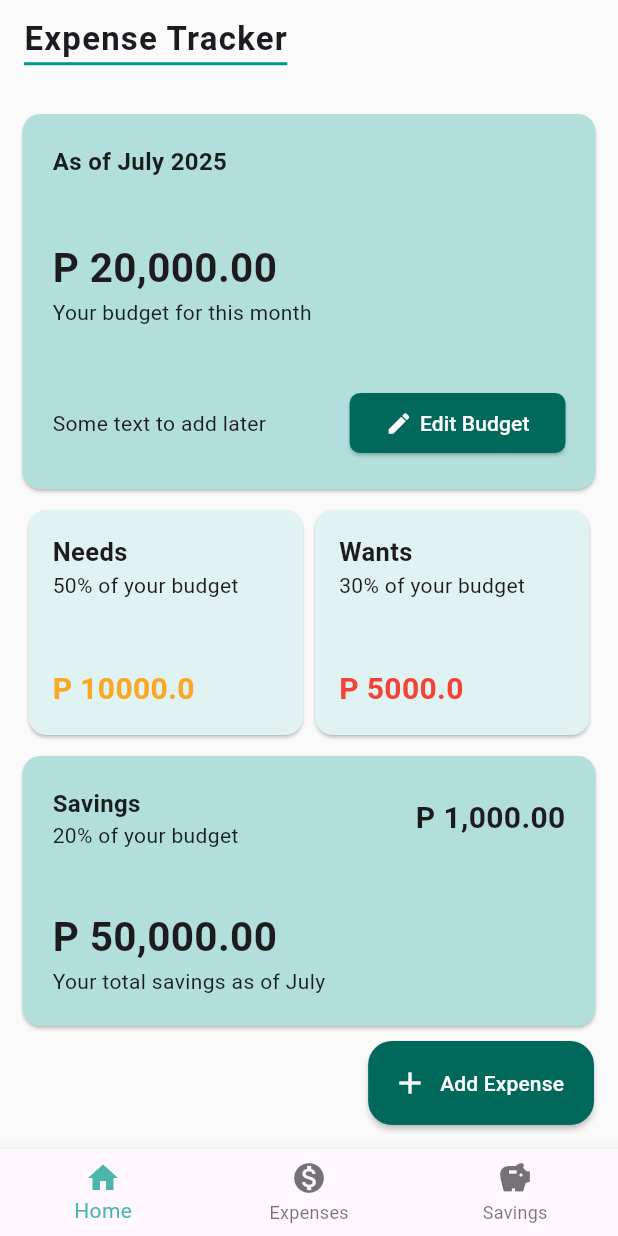
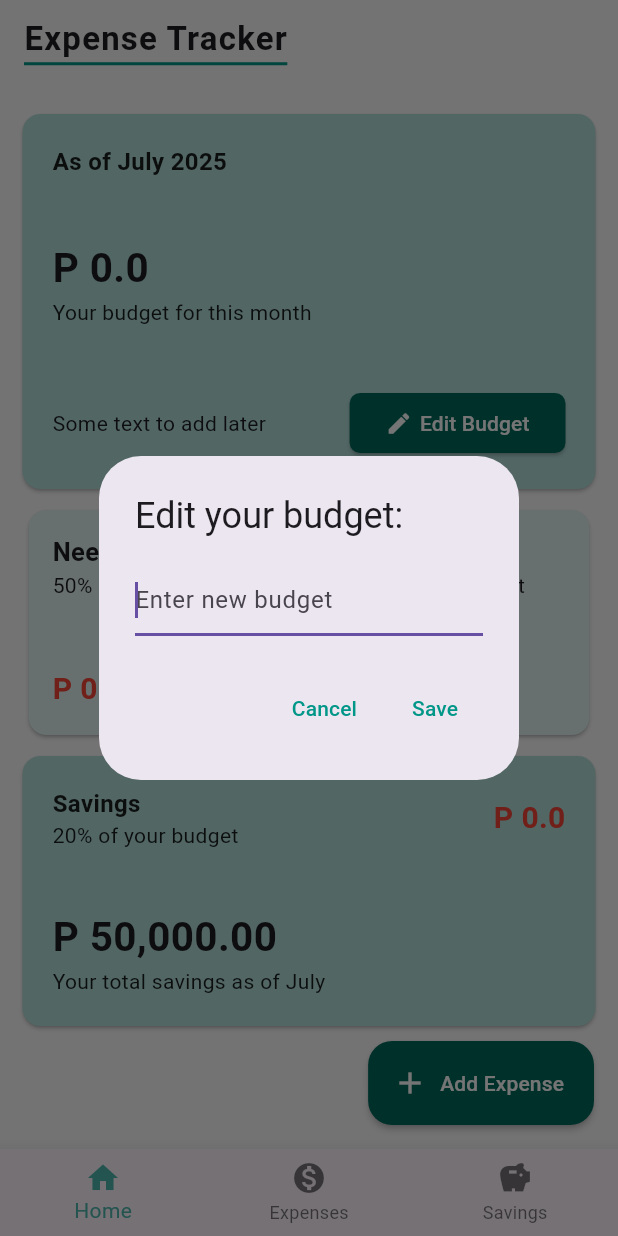
Before and after one commit to gabify/expense-tracker, a Flutter app: the screen it shows after launch, after a tap on "Edit Budget", on a phone screen of 412 x 824 dp. Run offline on Flutter 3.47's test engine with Material 3 defaults, Android fonts, the phone set to English and light mode, and no system bars.

Commit message:
Add function to dashboard

```diff
--- a/lib/Dashboard/BudgetCard.dart
+++ b/lib/Dashboard/BudgetCard.dart
@@ -1,10 +1,22 @@
+import 'package:expense_tracker/Services/BudgetProvider.dart';
 import 'package:flutter/material.dart';
+import 'package:provider/provider.dart';
 
-class BudgetCard extends StatelessWidget {
+class BudgetCard extends StatefulWidget {
   const BudgetCard({super.key});
 
   @override
+  State<BudgetCard> createState() => _BudgetCardState();
+}
+
+class _BudgetCardState extends State<BudgetCard> {
+
+  final TextEditingController _controller = TextEditingController();
+
+  @override
   Widget build(BuildContext context) {
+    final budget = context.watch<BudgetProvider>().budget;
+
     return Column(
       crossAxisAlignment: CrossAxisAlignment.stretch,
       children: [
@@ -31,7 +43,7 @@ class BudgetCard extends StatelessWidget {
               crossAxisAlignment: CrossAxisAlignment.start,
               children: [
                 Text(
-                  'P 20,000.00',
+                  'P ${budget.total.toString()}',
                   style: TextStyle(
                       fontSize: 27,
                       fontWeight: FontWeight.bold
@@ -52,14 +64,52 @@ class BudgetCard extends StatelessWidget {
               children: [
                 Text('Some text to add later'),
                 ElevatedButton(
-                  onPressed: (){},
-                  child: Row(
-                    children: [
-                      Icon(Icons.create),
-                      SizedBox(width: 4.8,),
-                      Text('Edit Budget')
-                    ],
-                  ),
+                  onPressed: () async{
+                    final result = await showDialog(
+                        context: context,
+                        builder: (BuildContext context){
+                          return AlertDialog(
+                            title: const Text('Edit your budget:'),
+                            content: TextField(
+                              controller: _controller,
+                              keyboardType: TextInputType.number,
+                              autofocus: true,
+                              decoration: const InputDecoration(
+                                  hintText: "Enter new budget"
+                              ),
+                            ),
+                            actions: [
+                              TextButton(
+                                  onPressed: (){
+                                    Navigator.pop(context);
+                                  },
+                                  child: Text(
+                                      'Cancel',
+                                      style: TextStyle(
+                                        color: Colors.teal
+                                      ),
+                                  )
+                              ),
+                              TextButton(
+                                  onPressed: (){
+                                    Navigator.pop(context, _controller);
+                                  },
+                                  child: Text(
+                                    'Save',
+                                    style: TextStyle(
+                                        color: Colors.teal
+                                    ),
+                                  )
+                              )
+                            ],
+                          );
+                        }
+                    );
+
+                    if(result != null && result.value.text.isNotEmpty){
+                      context.read<BudgetProvider>().addBudget(double.parse(result.value.text.trim()));
+                    }
+                  },
                   style: ElevatedButton.styleFrom(
                       backgroundColor: Colors.teal[800],
                       foregroundColor: Colors.white,
@@ -69,6 +119,13 @@ class BudgetCard extends StatelessWidget {
                               bottom: Radius.circular(7)
                           )
                       )
+                  ),
+                  child: Row(
+                    children: [
+                      Icon(Icons.create),
+                      SizedBox(width: 4.8,),
+                      Text('Edit Budget')
+                    ],
                   ),
                 )
               ],
--- a/lib/Dashboard/Dashboard.dart
+++ b/lib/Dashboard/Dashboard.dart
@@ -1,7 +1,9 @@
 import 'package:expense_tracker/Dashboard/BudgetCard.dart';
 import 'package:expense_tracker/Dashboard/ExpenseDashboardCard.dart';
 import 'package:expense_tracker/Dashboard/SavingsCard.dart';
+import 'package:expense_tracker/Services/BudgetProvider.dart';
 import 'package:flutter/material.dart';
+import 'package:provider/provider.dart';
 
 class Dashboard extends StatefulWidget {
   const Dashboard({super.key});
@@ -14,6 +16,8 @@ class _DashboardState extends State<Dashboard> {
 
   @override
   Widget build(BuildContext context) {
+    final budget = context.watch<BudgetProvider>().budget;
+
     return Scaffold(
       backgroundColor: Colors.grey[50],
       appBar: AppBar(
@@ -51,22 +55,20 @@ class _DashboardState extends State<Dashboard> {
                   Expanded(
                     child: ExpenseDashboardCard(
                       category: 'Needs',
-                      amount: 10000,
+                      amount: budget.needs,
                       percentage: 50,
-                      color: Colors.yellow[800],
                     ),
                   ),
                   Expanded(
                     child: ExpenseDashboardCard(
                       category: 'Wants',
-                      amount: 5000,
+                      amount: budget.wants,
                       percentage: 30,
-                      color: Colors.red[500],
                     ),
                   ),
                 ],
               ),
-              SavingsCard(),
+              SavingsCard(amount: budget.savings,),
             ],
           ),
         ),
--- a/lib/Dashboard/ExpenseDashboardCard.dart
+++ b/lib/Dashboard/ExpenseDashboardCard.dart
@@ -11,8 +11,15 @@ class ExpenseDashboardCard extends StatelessWidget {
     required this.category,
     required this.amount,
     required this.percentage,
-    required this.color
-  });
+  }){
+    if(amount <= 1000.0 && amount >= 500.0){
+      color = Colors.yellow[800];
+    } else if(amount < 500.0){
+      color = Colors.red[500];
+    }else{
+      color = Colors.green[500];
+    }
+  }
 
   @override
   Widget build(BuildContext context) {
--- a/lib/Dashboard/SavingsCard.dart
+++ b/lib/Dashboard/SavingsCard.dart
@@ -1,7 +1,18 @@
 import 'package:flutter/material.dart';
 
 class SavingsCard extends StatelessWidget {
-  const SavingsCard({super.key});
+  final double amount;
+  Color? color;
+
+  SavingsCard({super.key, required this.amount}){
+    if(amount <= 1000.0 && amount >= 500.0){
+      color = Colors.yellow[800];
+    } else if(amount < 500.0){
+      color = Colors.red[500];
+    }else{
+      color = Colors.green[500];
+    }
+  }
 
   @override
   Widget build(BuildContext context) {
@@ -42,10 +53,11 @@ class SavingsCard extends StatelessWidget {
                         ],
                       ),
                       Text(
-                        'P 1,000.00',
+                        'P $amount',
                         style: TextStyle(
                             fontSize: 20,
-                            fontWeight: FontWeight.bold
+                            fontWeight: FontWeight.bold,
+                            color: color
                         ),
                       ),
                     ],
--- a/lib/Expenses/AddExpense.dart
+++ b/lib/Expenses/AddExpense.dart
@@ -1,4 +1,4 @@
-import 'package:expense_tracker/Expenses/expenses.dart';
+import 'package:expense_tracker/Services/expenses.dart';
 import 'package:flutter/material.dart';
 
 class Addexpense extends StatefulWidget {
--- a/lib/Expenses/ExpenseCard.dart
+++ b/lib/Expenses/ExpenseCard.dart
@@ -1,4 +1,4 @@
-import 'package:expense_tracker/Expenses/expenses.dart';
+import 'package:expense_tracker/Services/expenses.dart';
 import 'package:flutter/material.dart';
 
 class ExpenseCard extends StatelessWidget {
--- a/lib/Expenses/ExpenseList.dart
+++ b/lib/Expenses/ExpenseList.dart
@@ -3,7 +3,7 @@ import 'package:expense_tracker/Expenses/WantsExpenseList.dart';
 import 'package:flutter/material.dart';
 
 import 'ExpenseCard.dart';
-import 'expenses.dart';
+import '../Services/expenses.dart';
 
 class Expenselist extends StatefulWidget {
   const Expenselist({super.key});
--- a/lib/Expenses/NeedsExpenseList.dart
+++ b/lib/Expenses/NeedsExpenseList.dart
@@ -1,7 +1,7 @@
 import 'package:flutter/material.dart';
 
 import 'ExpenseCard.dart';
-import 'expenses.dart';
+import '../Services/expenses.dart';
 
 class NeedsExpenseList extends StatefulWidget {
   final List<Expenses> needs;
--- a/lib/Expenses/WantsExpenseList.dart
+++ b/lib/Expenses/WantsExpenseList.dart
@@ -1,7 +1,7 @@
 import 'package:flutter/material.dart';
 
 import 'ExpenseCard.dart';
-import 'expenses.dart';
+import '../Services/expenses.dart';
 
 class WantsExpenseList extends StatefulWidget {
   final List<Expenses> wants;
--- /dev/null
+++ b/lib/Services/Budget.dart
@@ -0,0 +1,20 @@
+class Budget {
+  double _total = 0.0;
+  double _needs = 0.0;
+  double _wants = 0.0;
+  double _savings = 0.0;
+
+
+  void addBudget(double total){
+    _total = total;
+    _needs = total * 0.5;
+    _wants = total * 0.3;
+    _savings = total * 0.2;
+  }
+
+  double get total => _total;
+  double get needs => _needs;
+  double get wants => _wants;
+  double get savings => _savings;
+
+}
--- /dev/null
+++ b/lib/Services/BudgetProvider.dart
@@ -0,0 +1,14 @@
+import 'package:expense_tracker/Services/Budget.dart';
+import 'package:flutter/cupertino.dart';
+
+class BudgetProvider extends ChangeNotifier{
+  final _budget = Budget();
+
+  Budget get budget => _budget;
+
+  void addBudget(double total){
+    _budget.addBudget(total);
+    notifyListeners();
+  }
+
+}
--- a/lib/main.dart
+++ b/lib/main.dart
@@ -2,16 +2,23 @@ import 'package:expense_tracker/MainScreen.dart';
 import 'package:expense_tracker/Expenses/AddExpense.dart';
 import 'package:expense_tracker/Dashboard/Dashboard.dart';
 import 'package:expense_tracker/Expenses/ExpenseList.dart';
+import 'package:expense_tracker/Services/BudgetProvider.dart';
 import 'package:expense_tracker/pages/Profile.dart';
 import 'package:expense_tracker/pages/Sandbox.dart';
 import 'package:flutter/material.dart';
+import 'package:provider/provider.dart';
 
 void main() {
-  runApp(MaterialApp(
-    routes: {
-      '/' : (context) => MainScreen(),
-      '/add' : (context) => Addexpense(),
-      '/expenseList' : (context) => Expenselist()
-    },
-  ));
+  runApp(
+    ChangeNotifierProvider(
+      create: (context) => BudgetProvider(),
+      child: MaterialApp(
+        routes: {
+          '/' : (context) => MainScreen(),
+          '/add' : (context) => Addexpense(),
+          '/expenseList' : (context) => Expenselist()
+        },
+      ),
+    )
+  );
 }
--- a/pubspec.yaml
+++ b/pubspec.yaml
@@ -36,6 +36,7 @@ dependencies:
   cupertino_icons: ^1.0.8
   path: ^1.9.1
   http: ^1.4.0
+  provider: ^6.1.5
 
 dev_dependencies:
   flutter_test:
```
Also changed, not shown: lib/Services/expenses.dart (renamed from lib/Expenses/expenses.dart), pubspec.lock.
